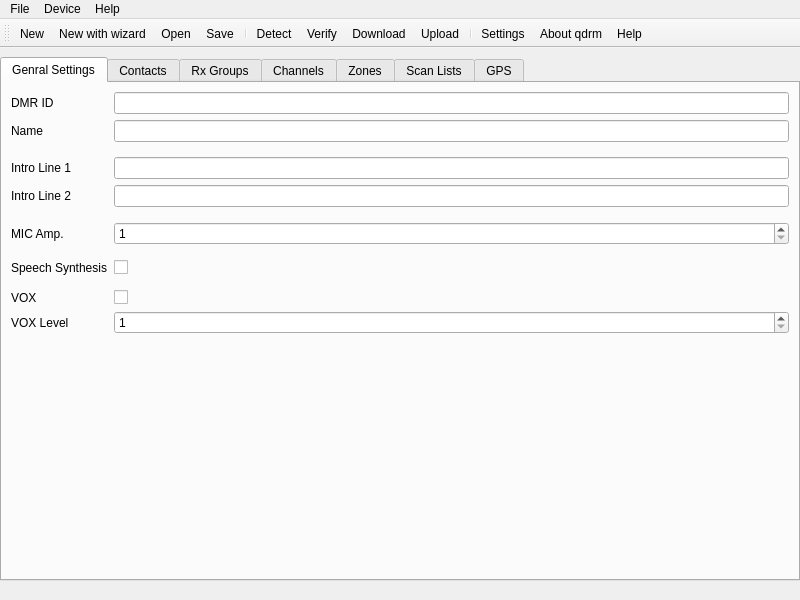
This is shared/mainwindow.ui in hmatuschek/qdmr as Qt 5 draws it before an edit. The edited form follows.
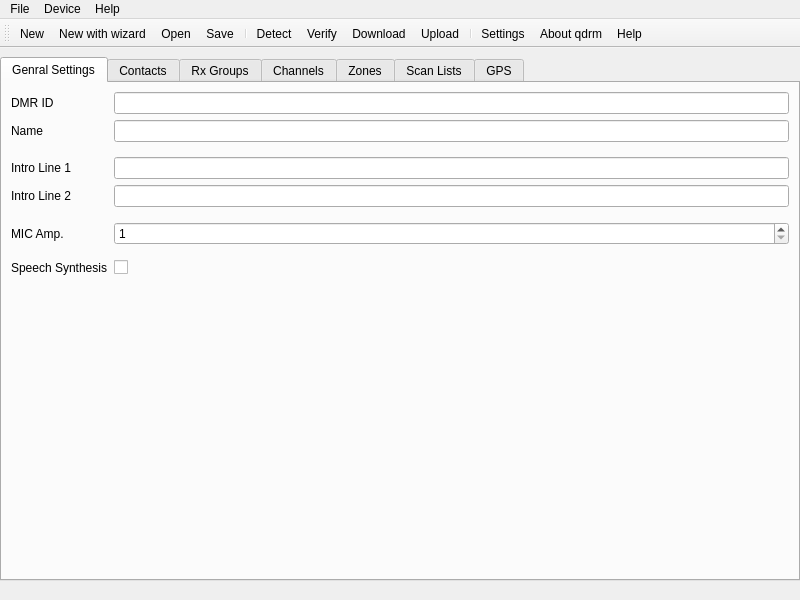
This is the edited form. Icons and pictures are not drawn.

Diff of the .ui file:
```diff
--- a/shared/mainwindow.ui
+++ b/shared/mainwindow.ui
@@ -196,44 +196,6 @@
             </property>
            </widget>
           </item>
-          <item row="9" column="0">
-           <widget class="Line" name="line_5">
-            <property name="orientation">
-             <enum>Qt::Horizontal</enum>
-            </property>
-           </widget>
-          </item>
-          <item row="10" column="0">
-           <widget class="QLabel" name="label">
-            <property name="text">
-             <string>VOX</string>
-            </property>
-           </widget>
-          </item>
-          <item row="10" column="1">
-           <widget class="QCheckBox" name="voxEnabled">
-            <property name="text">
-             <string/>
-            </property>
-           </widget>
-          </item>
-          <item row="11" column="0">
-           <widget class="QLabel" name="voxLabel">
-            <property name="text">
-             <string>VOX Level</string>
-            </property>
-           </widget>
-          </item>
-          <item row="11" column="1">
-           <widget class="QSpinBox" name="vox">
-            <property name="minimum">
-             <number>1</number>
-            </property>
-            <property name="maximum">
-             <number>10</number>
-            </property>
-           </widget>
-          </item>
          </layout>
         </item>
        </layout>
```
